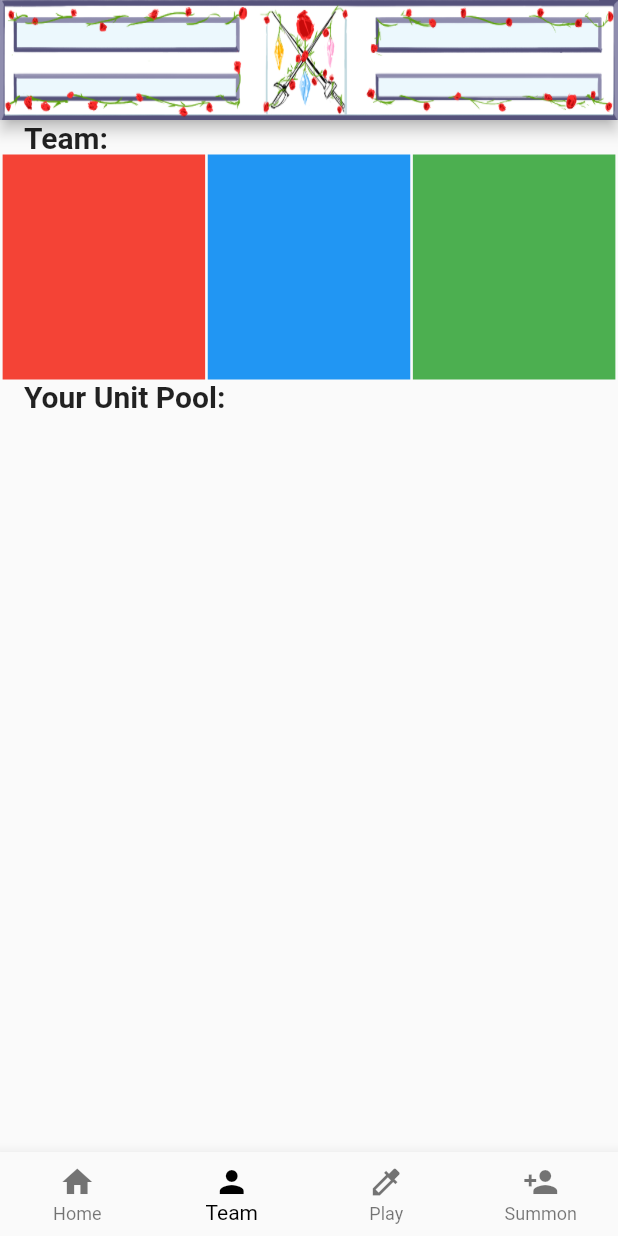
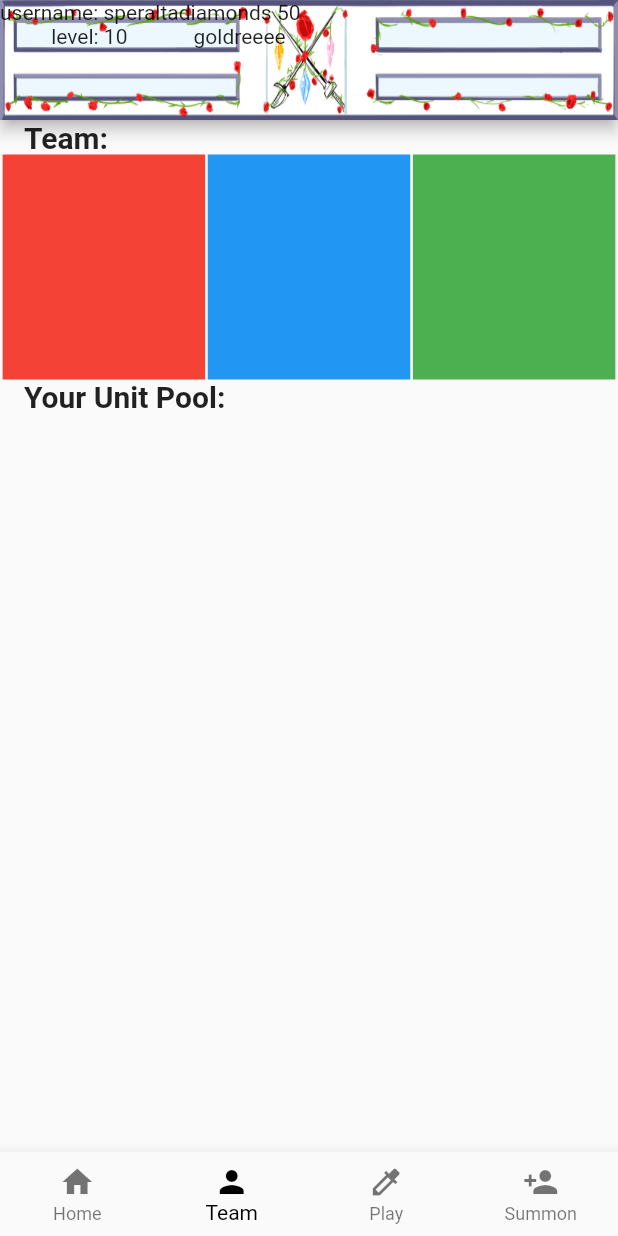
Before and after one commit to alachhman/Gacha-Game, a Flutter app: the screen it shows after launch, item 2 of the bottom bar chosen, on a phone screen of 412 x 824 dp. Run offline on Flutter 3.47's test engine with Material 2 defaults, Android fonts, the phone set to English and light mode, and no system bars; our stand-ins replace cloud_firestore, firebase_auth, google_sign_in, rxdart, sqflite; accounts and stored records are empty.

Commit message:
#13
-added placeholder text where firebase information should go

```diff
--- a/lib/MainScreen.dart
+++ b/lib/MainScreen.dart
@@ -34,12 +34,14 @@ class _HomeState extends State<MainScreen> {
                 children:[
                   Column( //left side
                     children: [
-
+                      Text('username: ' + 'speralta'),
+                      Text('level: ' + '10'),
                     ],
                   ),
                   Column( //right
                     children:[
-
+                      Text('diamonds ' + '50'),
+                      Text('gold' + 'reeee'),
                     ]
                   )
                 ],
```
